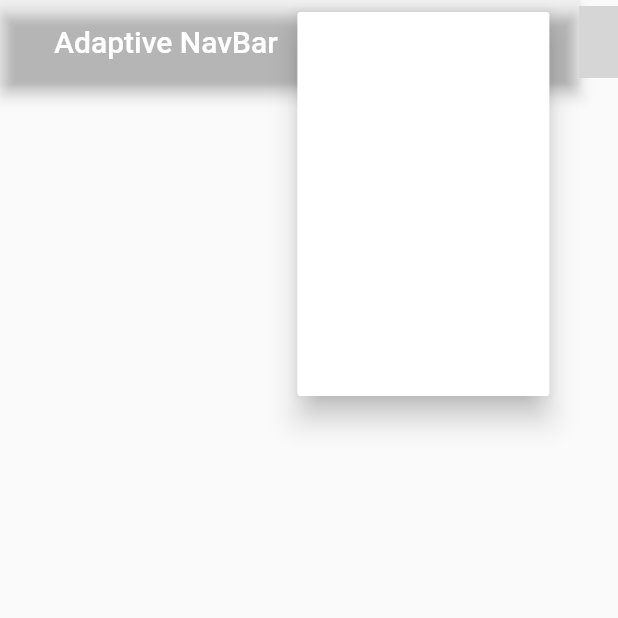
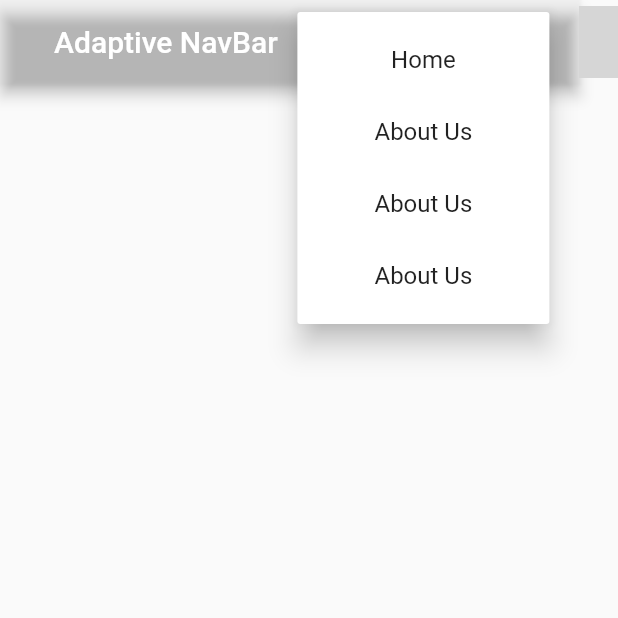
Before and after one commit to Shawon954/ar_rahman, a Flutter app: the screen it shows after launch, after a tap on the "menu" icon, on a phone screen of 412 x 824 dp, the top half of it. Run offline on Flutter 3.47's test engine with Material 2 defaults, Android fonts, the phone set to English and light mode, and no system bars; our stand-ins replace flutter_screenutil, get, google_fonts, lottie; missing offline and left inert: day_night_switcher; grey boxes are pictures that could not be loaded.

```diff
--- a/lib/app/coustom_widget/coustom_appbar/navbar.dart
+++ b/lib/app/coustom_widget/coustom_appbar/navbar.dart
@@ -1,55 +1,93 @@
 import 'package:flutter/material.dart';
 
-class NavBarItem extends StatefulWidget {
+class NavBarItem extends InkWell {
+
   final String text;
+
+
 
   NavBarItem({
     required this.text,
-  });
+
+
+
+    Key? key,
+
+    GestureTapCallback? onTap,
+    GestureTapCallback? onDoubleTap,
+    GestureLongPressCallback? onLongPress,
+    GestureTapDownCallback? onTapDown,
+    GestureTapCancelCallback? onTapCancel,
+    ValueChanged<bool>? onHighlightChanged,
+    ValueChanged<bool>? onHover,
+    MouseCursor? mouseCursor,
+    Color? focusColor,
+    Color? hoverColor,
+    Color? highlightColor,
+    MaterialStateProperty<Color?>? overlayColor,
+    Color? splashColor,
+    InteractiveInkFeatureFactory? splashFactory,
+    double? radius,
+    BorderRadius? borderRadius,
+    ShapeBorder? customBorder,
+    bool? enableFeedback = true,
+    bool excludeFromSemantics = false,
+    FocusNode? focusNode,
+    bool canRequestFocus = true,
+    ValueChanged<bool>? onFocusChange,
+    bool autofocus = false,
+  }) : super(
+    key: key,
+    child: _NavBarItemChild(text: text),
+    onTap: onTap,
+    onDoubleTap: onDoubleTap,
+    onLongPress: onLongPress,
+    onTapDown: onTapDown,
+    onTapCancel: onTapCancel,
+    onHighlightChanged: onHighlightChanged,
+    onHover: onHover,
+    mouseCursor: mouseCursor,
+    focusColor: focusColor,
+    hoverColor: hoverColor,
+    highlightColor: highlightColor,
+    overlayColor: overlayColor,
+    splashColor: splashColor,
+    splashFactory: splashFactory,
+    radius: radius,
+    borderRadius: borderRadius,
+    customBorder: customBorder,
+    enableFeedback: enableFeedback ?? true,
+    excludeFromSemantics: excludeFromSemantics,
+    focusNode: focusNode,
+    canRequestFocus: canRequestFocus,
+    onFocusChange: onFocusChange,
+    autofocus: autofocus,
+
+  );
+}
+
+/// [_NavBarItemChild] is the child of [NavBarItem]
+class _NavBarItemChild extends StatelessWidget {
+  /// [text] is displayed as a popupmenuitem or navbaritem in wide screen.
+  final String text;
+
+  /// `_NavBarItemChild`'s named constructor
+  const _NavBarItemChild({
+    Key? key,
+    required this.text,
+  }) : super(key: key);
 
   @override
-  _NavBarItemState createState() => _NavBarItemState();
-}
-double collapsableHeight = 0.0;
-Color selected = Color(0xffffffff);
-Color notSelected = Color(0xafffffff);
+  Widget build(BuildContext context) {
+    return
+      Padding(
+        padding: const EdgeInsets.all(8.0),
+        child: Center(
+          child: Text(
+            text,
 
-class _NavBarItemState extends State<NavBarItem> {
-
-
-  Color color = notSelected;
-  @override
-  Widget build(BuildContext context) {
-    return MouseRegion(
-      onEnter: (value) {
-        setState(() {
-          color = selected;
-        });
-      },
-      onExit: (value) {
-        setState(() {
-          color = notSelected;
-        });
-      },
-      child: Material(
-        color: Colors.transparent,
-        child: InkWell(
-          splashColor: Colors.white60,
-          onTap: () {},
-          child: Container(
-            height: 60.0,
-            alignment: Alignment.centerLeft,
-            margin: EdgeInsets.symmetric(horizontal: 24.0),
-            child: Text(
-              widget.text,
-              style: TextStyle(
-                fontSize: 16.0,
-                color: color,
-              ),
-            ),
           ),
         ),
-      ),
-    );
+      );
   }
 }
```
